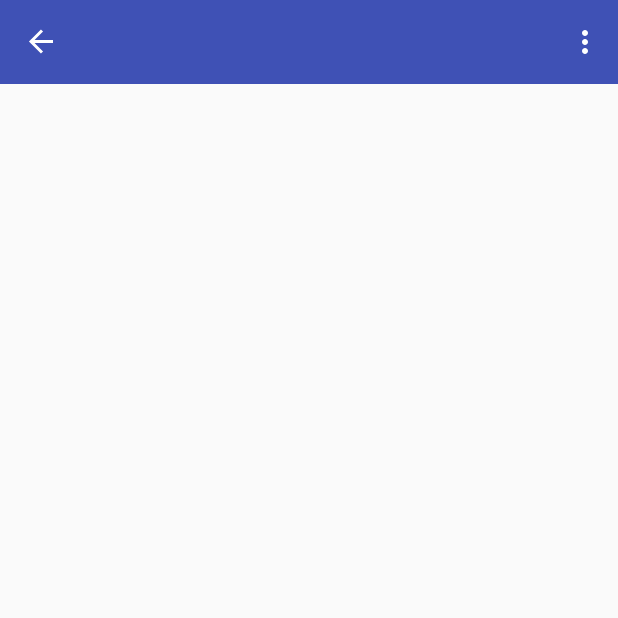
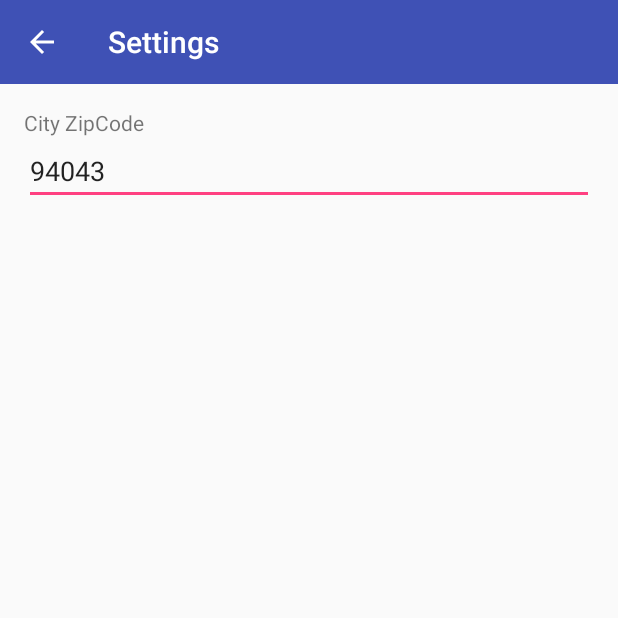
Before and after one commit to Jogosb/kotlin-playground-app, an Android app: the DetailsActivity screen opened directly, with no data from a screen before it, in the options menu, after a tap on "Settings", on a phone screen of 412 x 824 dp, the top half of it. Run offline under Robolectric (Android 15) with nearby library versions, the phone set to English and light mode, and no system bars; our stand-ins replace Picasso; pictures from the network do not load; 1 statement that could not run was skipped.

Commit message:
Added settings activity which enables changing the zip code

```diff
--- a/app/src/main/AndroidManifest.xml
+++ b/app/src/main/AndroidManifest.xml
@@ -26,6 +26,11 @@
                 android:name="android.support.PARENT_ACTIVITY"
                 android:value=".ui.activities.MainActivity" />
         </activity>
+
+        <activity
+            android:name=".ui.activities.SettingsActivity"
+            android:label="@string/settings"/>
+
     </application>
 
 </manifest>
--- /dev/null
+++ b/app/src/main/java/com/filipradon/kotlinplaygroundapp/ui/activities/SettingsActivity.kt
@@ -0,0 +1,44 @@
+package com.filipradon.kotlinplaygroundapp.ui.activities
+
+import android.os.Bundle
+import android.support.v7.app.AppCompatActivity
+import android.view.MenuItem
+import com.filipradon.kotlinplaygroundapp.R
+import com.filipradon.kotlinplaygroundapp.ui.utils.DelegatesExtensions
+import kotlinx.android.synthetic.main.activity_settings.cityCode
+import kotlinx.android.synthetic.main.toolbar.toolbar
+
+/**
+ * Created by filipradon on 30/09/17.
+ */
+class SettingsActivity : AppCompatActivity() {
+
+    companion object {
+        val ZIP_CODE = "zipCode"
+        val DEFAULT_ZIP = 94043L
+    }
+
+    private var zipCode: Long by DelegatesExtensions.preference(this, ZIP_CODE, DEFAULT_ZIP)
+
+    override fun onCreate(savedInstanceState: Bundle?) {
+        super.onCreate(savedInstanceState)
+        setContentView(R.layout.activity_settings)
+        setSupportActionBar(toolbar)
+        supportActionBar?.setDisplayHomeAsUpEnabled(true)
+        cityCode.setText(zipCode.toString())
+
+    }
+
+    override fun onOptionsItemSelected(item: MenuItem) = when (item.itemId) { android.R.id.home -> {
+        onBackPressed()
+        true
+    }
+        else -> false
+    }
+
+    override fun onBackPressed() {
+        super.onBackPressed()
+        zipCode = cityCode.text.toString().toLong()
+    }
+
+}
--- a/app/src/main/java/com/filipradon/kotlinplaygroundapp/ui/activities/ToolbarManager.kt
+++ b/app/src/main/java/com/filipradon/kotlinplaygroundapp/ui/activities/ToolbarManager.kt
@@ -8,6 +8,7 @@ import com.filipradon.kotlinplaygroundapp.ui.ForecastApplication
 import com.filipradon.kotlinplaygroundapp.ui.utils.ctx
 import com.filipradon.kotlinplaygroundapp.ui.utils.slideEnter
 import com.filipradon.kotlinplaygroundapp.ui.utils.slideExit
+import org.jetbrains.anko.startActivity
 import org.jetbrains.anko.toast
 
 /**
@@ -27,7 +28,7 @@ interface ToolbarManager {
         toolbar.inflateMenu(R.menu.menu_main)
         toolbar.setOnMenuItemClickListener {
             when (it.itemId) {
-                R.id.action_settings -> ForecastApplication.instance.toast("Settings")
+                R.id.action_settings -> toolbar.ctx.startActivity<SettingsActivity>()
                 else -> ForecastApplication.instance.toast("Unknown option")
             }
             true
--- a/app/src/main/java/com/filipradon/kotlinplaygroundapp/ui/utils/DelegatesExtensions.kt
+++ b/app/src/main/java/com/filipradon/kotlinplaygroundapp/ui/utils/DelegatesExtensions.kt
@@ -1,5 +1,8 @@
 package com.filipradon.kotlinplaygroundapp.ui.utils
 
+import android.annotation.SuppressLint
+import android.content.Context
+import android.content.SharedPreferences
 import kotlin.reflect.KProperty
 
 /**
@@ -7,12 +10,15 @@ import kotlin.reflect.KProperty
  */
 object DelegatesExtensions {
     fun <T> notNullSingleValue() = NotNullSingleValueVar<T>()
+
+    fun <T> preference(context: Context, name: String,
+                       default: T) = Preference(context, name, default)
 }
 
 class NotNullSingleValueVar<T> {
     private var value: T? = null
 
-    operator fun getValue(thisRef: Any?, property: KProperty<*>) : T  =
+    operator fun getValue(thisRef: Any?, property: KProperty<*>): T =
             value ?: throw IllegalStateException("${property.name} not initialized")
 
     operator fun setValue(thisRef: Any?, property: KProperty<*>, value: T) {
@@ -20,3 +26,42 @@ class NotNullSingleValueVar<T> {
         else throw IllegalStateException("${property.name} already initialized")
     }
 }
+
+class Preference<T>(private val context: Context, private val name: String,
+                    private val default: T) {
+    private val prefs: SharedPreferences by lazy {
+        context.getSharedPreferences("default", Context.MODE_PRIVATE)
+    }
+
+    operator fun getValue(thisRef: Any?, property: KProperty<*>): T = findPreference(name, default)
+
+    operator fun setValue(thisRef: Any?, property: KProperty<*>, value: T) {
+        putPreference(name, value)
+    }
+
+    @Suppress("UNCHECKED_CAST")
+    private fun findPreference(name: String, default: T): T = with(prefs) {
+        val res: Any = when (default) {
+            is Long -> getLong(name, default)
+            is String -> getString(name, default)
+            is Int -> getInt(name, default)
+            is Boolean -> getBoolean(name, default)
+            is Float -> getFloat(name, default)
+            else -> throw IllegalArgumentException("This type can be saved into Preferences")
+        }
+
+        res as T
+    }
+
+    @SuppressLint("CommitPrefEdits")
+    private fun putPreference(name: String, value: T) = with(prefs.edit()) {
+        when (value) {
+            is Long -> putLong(name, value)
+            is String -> putString(name, value)
+            is Int -> putInt(name, value)
+            is Boolean -> putBoolean(name, value)
+            is Float -> putFloat(name, value)
+            else -> throw IllegalArgumentException("This type can't be saved into Preferences")
+        }.apply()
+    }
+}
--- /dev/null
+++ b/app/src/main/res/layout/activity_settings.xml
@@ -0,0 +1,28 @@
+<?xml version="1.0" encoding="utf-8"?>
+<FrameLayout xmlns:android="http://schemas.android.com/apk/res/android"
+    android:layout_width="match_parent"
+    android:layout_height="match_parent">
+
+    <include layout="@layout/toolbar" />
+
+    <LinearLayout
+        android:layout_width="match_parent"
+        android:layout_height="match_parent"
+        android:layout_marginTop="?attr/actionBarSize"
+        android:orientation="vertical"
+        android:padding="@dimen/spacing_xlarge">
+
+        <TextView
+            android:layout_width="wrap_content"
+            android:layout_height="wrap_content"
+            android:text="@string/city_zipcode" />
+
+        <EditText
+            android:id="@+id/cityCode"
+            android:layout_width="match_parent"
+            android:layout_height="wrap_content"
+            android:hint="@string/city_zipcode"
+            android:inputType="number" />
+
+    </LinearLayout>
+</FrameLayout>
--- a/app/src/main/res/values/strings.xml
+++ b/app/src/main/res/values/strings.xml
@@ -1,4 +1,6 @@
 <resources>
     <string name="app_name">KotlinPlaygroundApp</string>
     <string name="settings">Settings</string>
+    <string name="city_zipcode">City ZipCode</string>
+
 </resources>
```
Also changed, not shown: app/src/main/java/com/filipradon/kotlinplaygroundapp/ui/activities/MainActivity.kt (+13 -3 lines).
